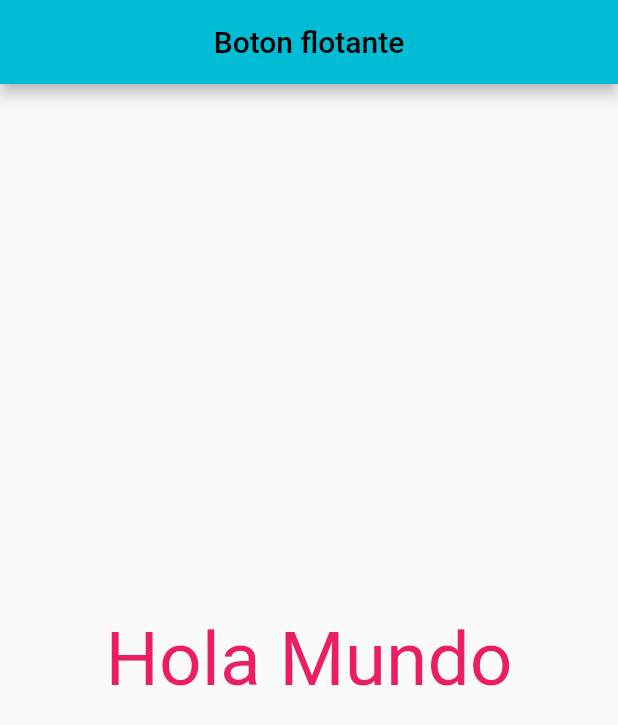
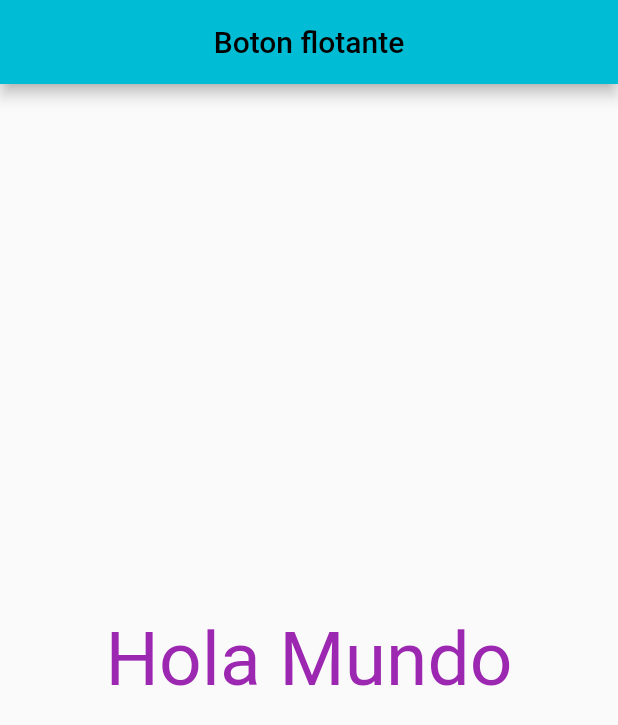
Before and after one commit to LeslieHernandez0427/flutter, a Flutter app: the screen it shows after launch, on a phone screen of 412 x 824 dp. Shown: the top 725 px of the screen. Run offline on Flutter 3.47's test engine with Material 2 defaults, Android fonts, the phone set to English and light mode, and no system bars.

```diff
--- a/lib/main.dart
+++ b/lib/main.dart
@@ -15,7 +15,7 @@ class MyApp extends StatelessWidget {
         accentColor: Colors.purple,
         textTheme: TextTheme(
           bodyText2: TextStyle(
-            color: Colors.pink,
+            color: Colors.purple,
             fontSize: 50
           )
         )
```
Also changed, not shown: 1 other file.
